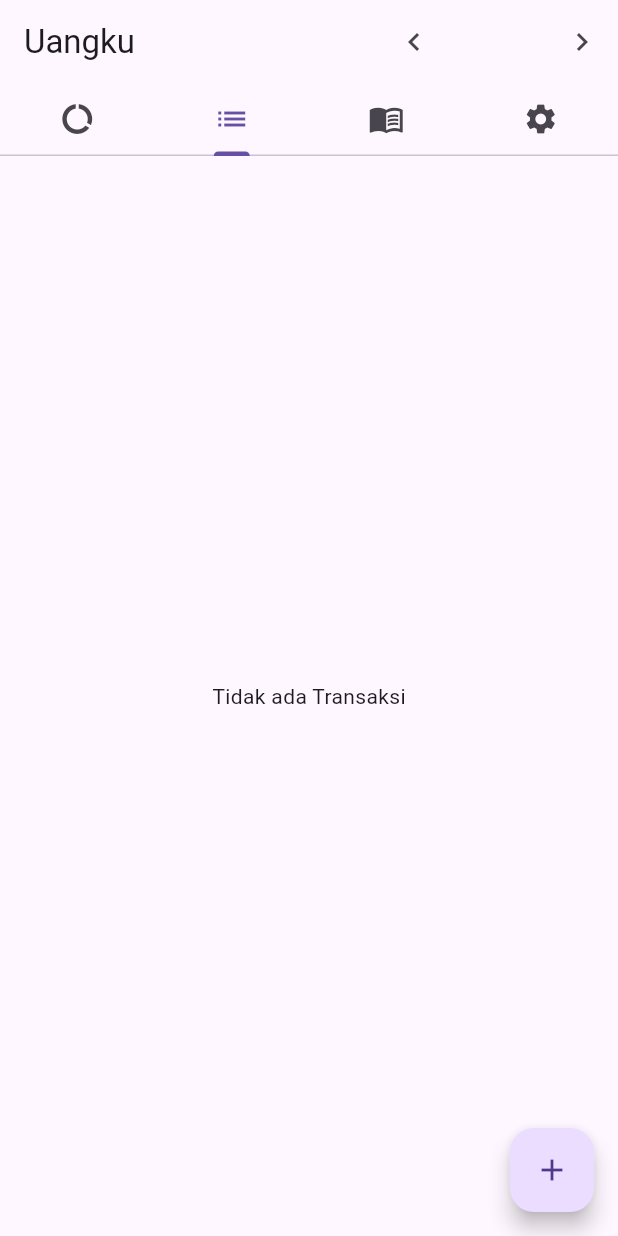
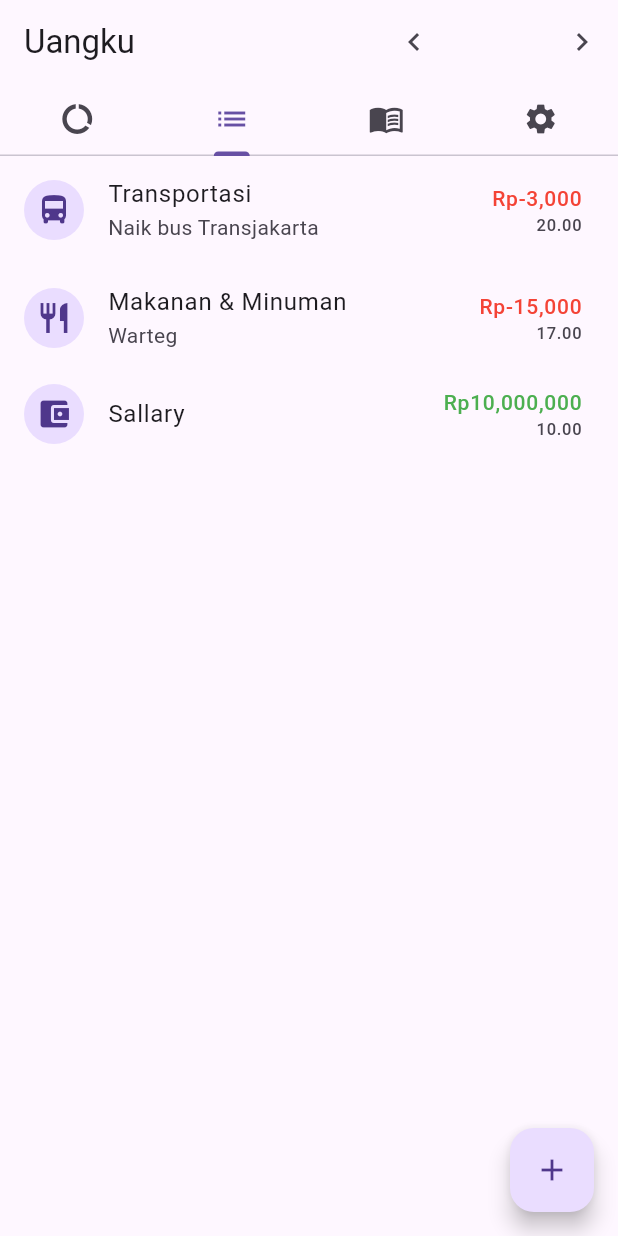
Before and after one commit to askaerlangga/uangku_app, a Flutter app: the screen it shows after launch, on a phone screen of 412 x 824 dp. Run offline on Flutter 3.47's test engine with Material 3 defaults, Android fonts, the phone set to English and light mode, and no system bars; our stand-ins replace fl_chart, month_picker_dialog.

Commit message:
[ADD] ListTile

```diff
--- a/lib/pages/home.dart
+++ b/lib/pages/home.dart
@@ -150,8 +150,58 @@ class _HomePageState extends State<HomePage> with TickerProviderStateMixin {
               ),
             ],
           ),
-          Center(
-            child: Text('Tidak ada Transaksi'),
+          ListView(
+            children: const [
+              ListTile(
+                leading: CircleAvatar(child: Icon(Icons.directions_bus)),
+                title: Text('Transportasi'),
+                subtitle: Text('Naik bus Transjakarta'),
+                trailing: Column(
+                  mainAxisAlignment: MainAxisAlignment.center,
+                  crossAxisAlignment: CrossAxisAlignment.end,
+                  children: [
+                    Text(
+                      'Rp-3,000',
+                      style: TextStyle(color: Colors.red, fontSize: 14),
+                    ),
+                    Text('20.00')
+                  ],
+                ),
+              ),
+              ListTile(
+                leading: CircleAvatar(child: Icon(Icons.restaurant)),
+                title: Text('Makanan & Minuman'),
+                subtitle: Text('Warteg'),
+                trailing: Column(
+                  mainAxisAlignment: MainAxisAlignment.center,
+                  crossAxisAlignment: CrossAxisAlignment.end,
+                  children: [
+                    Text(
+                      'Rp-15,000',
+                      style: TextStyle(color: Colors.red, fontSize: 14),
+                    ),
+                    Text('17.00')
+                  ],
+                ),
+              ),
+              ListTile(
+                leading:
+                    CircleAvatar(child: Icon(Icons.account_balance_wallet)),
+                title: Text('Sallary'),
+                subtitle: null,
+                trailing: Column(
+                  mainAxisAlignment: MainAxisAlignment.center,
+                  crossAxisAlignment: CrossAxisAlignment.end,
+                  children: [
+                    Text(
+                      'Rp10,000,000',
+                      style: TextStyle(color: Colors.green, fontSize: 14),
+                    ),
+                    Text('10.00')
+                  ],
+                ),
+              ),
+            ],
           ),
           Center(
             child: Text('Tidak ada Hutang'),
```
